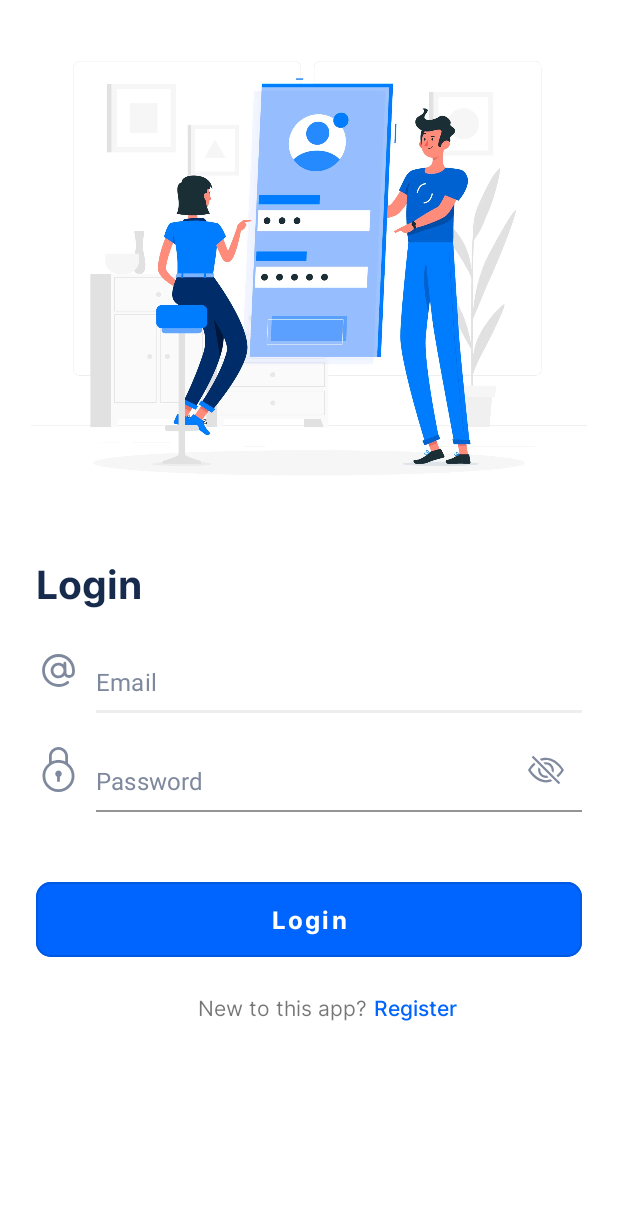
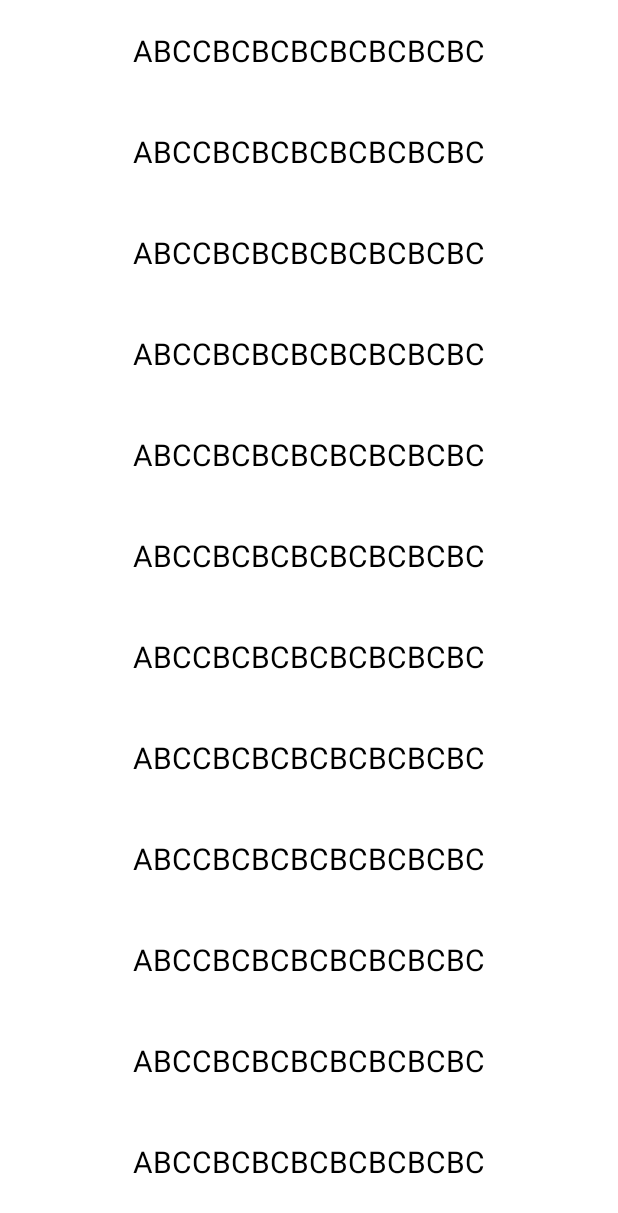
Before and after one commit to nguyenzye247/TrashClassificationApp, an Android app: the screen it shows after launch (SignInActivity before the commit, TestActivity after it), on a phone screen of 412 x 824 dp. Shown: the top 1213 px of the screen. Run offline under Robolectric (Android 15) with nearby library versions, the phone set to English and light mode, and no system bars; our stand-ins replace RxJava.

Commit message:
feat: test flow

```diff
--- a/app/src/main/java/com/dut/trashdetect/base/ViewModelProviderFactory.kt
+++ b/app/src/main/java/com/dut/trashdetect/base/ViewModelProviderFactory.kt
@@ -2,12 +2,15 @@ package com.dut.trashdetect.base
 
 import androidx.lifecycle.ViewModel
 import androidx.lifecycle.ViewModelProvider
+import com.dut.trashdetect.ui.test.TestViewModel
 
 class ViewModelProviderFactory(private val input: BaseInput) : ViewModelProvider.Factory {
 
     override fun <T : ViewModel> create(modelClass: Class<T>): T {
         when {
-
+            modelClass.isAssignableFrom(TestViewModel::class.java) -> {
+                return TestViewModel(input as BaseInput.NoInput) as T
+            }
         }
         throw IllegalArgumentException("Unknown ViewModel class: " + modelClass.name)
     }
--- a/app/src/main/java/com/dut/trashdetect/ui/main/ResultBottomSheet.kt
+++ b/app/src/main/java/com/dut/trashdetect/ui/main/ResultBottomSheet.kt
@@ -7,6 +7,7 @@ import android.view.LayoutInflater
 import android.view.View
 import android.view.ViewGroup
 import android.view.WindowManager
+import android.widget.FrameLayout
 import androidx.recyclerview.widget.LinearLayoutManager
 import com.dut.trashdetect.databinding.BottomSheetResultBinding
 import com.dut.trashdetect.model.Result
@@ -48,12 +49,11 @@ class ResultBottomSheet(
     }
 
     private fun initViews() {
-        dialog?.window?.apply {
-            setBackgroundDrawable(ColorDrawable(Color.TRANSPARENT))
-            setLayout(
-                WindowManager.LayoutParams.MATCH_PARENT,
-                WindowManager.LayoutParams.WRAP_CONTENT,
-            )
+        dialog?.setOnShowListener {
+            val bottomSheet =
+                dialog?.findViewById<View>(com.google.android.material.R.id.design_bottom_sheet) as FrameLayout
+            BottomSheetBehavior.from(bottomSheet).state = BottomSheetBehavior.STATE_EXPANDED
+            (binding.root.parent as View).setBackgroundColor(Color.TRANSPARENT)
         }
         binding.apply {
             val results = arrayListOf<Result>()
--- /dev/null
+++ b/app/src/main/java/com/dut/trashdetect/ui/test/TestActivity.kt
@@ -0,0 +1,35 @@
+package com.dut.trashdetect.ui.test
+
+import android.util.Log
+import androidx.activity.viewModels
+import androidx.lifecycle.Lifecycle
+import androidx.lifecycle.lifecycleScope
+import androidx.lifecycle.repeatOnLifecycle
+import com.dut.trashdetect.base.BaseActivity
+import com.dut.trashdetect.base.BaseInput
+import com.dut.trashdetect.base.ViewModelProviderFactory
+import com.dut.trashdetect.databinding.TestLayoutBinding
+import kotlinx.coroutines.launch
+
+class TestActivity: BaseActivity<TestLayoutBinding, TestViewModel>() {
+    override fun getLazyBinding() = lazy { TestLayoutBinding.inflate(layoutInflater) }
+
+    override fun getLazyViewModel() = viewModels<TestViewModel> {
+        ViewModelProviderFactory(BaseInput.NoInput)
+    }
+
+    override fun setupInit() {
+        binding.scrollView.viewTreeObserver.addOnScrollChangedListener {
+            val enableSwipeToRefresh = binding.scrollView.scrollY != 0
+            viewModel.stateFlowSwipeEnabled.value = !enableSwipeToRefresh
+        }
+
+        lifecycleScope.launch {
+            repeatOnLifecycle(Lifecycle.State.STARTED) {
+                viewModel.stateFlowSwipeEnabled.collect { enableSwipeToRefresh ->
+                    Log.d("TEST1", "enableSwipeToRefresh: ${enableSwipeToRefresh}")
+                }
+            }
+        }
+    }
+}
--- /dev/null
+++ b/app/src/main/java/com/dut/trashdetect/ui/test/TestViewModel.kt
@@ -0,0 +1,9 @@
+package com.dut.trashdetect.ui.test
+
+import com.dut.trashdetect.base.BaseInput
+import com.dut.trashdetect.base.BaseViewModel
+import kotlinx.coroutines.flow.MutableStateFlow
+
+class TestViewModel(val input: BaseInput.NoInput): BaseViewModel(input) {
+    val stateFlowSwipeEnabled: MutableStateFlow<Boolean> = MutableStateFlow(true)
+}
--- /dev/null
+++ b/app/src/main/res/drawable/bg_bottomsheet.xml
@@ -0,0 +1,7 @@
+<?xml version="1.0" encoding="utf-8"?>
+<shape xmlns:android="http://schemas.android.com/apk/res/android"
+    android:shape="rectangle"
+    >
+    <solid android:color="@color/white"/>
+    <corners android:topRightRadius="12dp" android:topLeftRadius="12dp"/>
+</shape>
--- a/app/src/main/res/layout/bottom_sheet_result.xml
+++ b/app/src/main/res/layout/bottom_sheet_result.xml
@@ -3,7 +3,9 @@
     xmlns:app="http://schemas.android.com/apk/res-auto"
     android:id="@+id/cs_bottom_sheet"
     android:layout_width="match_parent"
-    android:layout_height="match_parent">
+    android:layout_height="match_parent"
+    android:background="@drawable/bg_bottomsheet"
+    >
 
     <ImageButton
         android:id="@+id/btn_close"
--- /dev/null
+++ b/app/src/main/res/layout/test_layout.xml
@@ -0,0 +1,245 @@
+<?xml version="1.0" encoding="utf-8"?>
+<FrameLayout xmlns:android="http://schemas.android.com/apk/res/android"
+    android:layout_width="match_parent"
+    android:layout_height="match_parent">
+
+    <androidx.core.widget.NestedScrollView
+        android:id="@+id/scrollView"
+        android:layout_width="match_parent"
+        android:layout_height="match_parent">
+
+        <LinearLayout
+            android:layout_width="match_parent"
+            android:orientation="vertical"
+            android:layout_height="wrap_content">
+
+            <TextView
+                android:textSize="20sp"
+                android:textColor="@color/black"
+                android:text="ABCCBCBCBCBCBCBCBC"
+                android:gravity="center"
+                android:paddingVertical="20dp"
+                android:layout_width="match_parent"
+                android:layout_height="wrap_content"/>
+
+            <TextView
+                android:textSize="20sp"
+                android:textColor="@color/black"
+                android:text="ABCCBCBCBCBCBCBCBC"
+                android:gravity="center"
+                android:paddingVertical="20dp"
+                android:layout_width="match_parent"
+                android:layout_height="wrap_content"/>
+
+            <TextView
+                android:textSize="20sp"
+                android:textColor="@color/black"
+                android:text="ABCCBCBCBCBCBCBCBC"
+                android:gravity="center"
+                android:paddingVertical="20dp"
+                android:layout_width="match_parent"
+                android:layout_height="wrap_content"/>
+
+            <TextView
+                android:textSize="20sp"
+                android:textColor="@color/black"
+                android:text="ABCCBCBCBCBCBCBCBC"
+                android:gravity="center"
+                android:paddingVertical="20dp"
+                android:layout_width="match_parent"
+                android:layout_height="wrap_content"/>
+
+            <TextView
+                android:textSize="20sp"
+                android:textColor="@color/black"
+                android:text="ABCCBCBCBCBCBCBCBC"
+                android:gravity="center"
+                android:paddingVertical="20dp"
+                android:layout_width="match_parent"
+                android:layout_height="wrap_content"/>
+
+            <TextView
+                android:textSize="20sp"
+                android:textColor="@color/black"
+                android:text="ABCCBCBCBCBCBCBCBC"
+                android:gravity="center"
+                android:paddingVertical="20dp"
+                android:layout_width="match_parent"
+                android:layout_height="wrap_content"/>
+
+            <TextView
+                android:textSize="20sp"
+                android:textColor="@color/black"
+                android:text="ABCCBCBCBCBCBCBCBC"
+                android:gravity="center"
+                android:paddingVertical="20dp"
+                android:layout_width="match_parent"
+                android:layout_height="wrap_content"/>
+
+            <TextView
+                android:textSize="20sp"
+                android:textColor="@color/black"
+                android:text="ABCCBCBCBCBCBCBCBC"
+                android:gravity="center"
+                android:paddingVertical="20dp"
+                android:layout_width="match_parent"
+                android:layout_height="wrap_content"/>
+
+            <TextView
+                android:textSize="20sp"
+                android:textColor="@color/black"
+                android:text="ABCCBCBCBCBCBCBCBC"
+                android:gravity="center"
+                android:paddingVertical="20dp"
+                android:layout_width="match_parent"
+                android:layout_height="wrap_content"/>
+
+            <TextView
+                android:textSize="20sp"
+                android:textColor="@color/black"
+                android:text="ABCCBCBCBCBCBCBCBC"
+                android:gravity="center"
+                android:paddingVertical="20dp"
+                android:layout_width="match_parent"
+                android:layout_height="wrap_content"/>
+
+            <TextView
+                android:textSize="20sp"
+                android:textColor="@color/black"
+                android:text="ABCCBCBCBCBCBCBCBC"
+                android:gravity="center"
+                android:paddingVertical="20dp"
+                android:layout_width="match_parent"
+                android:layout_height="wrap_content"/>
+
+            <TextView
+                android:textSize="20sp"
+                android:textColor="@color/black"
+                android:text="ABCCBCBCBCBCBCBCBC"
+                android:gravity="center"
+                android:paddingVertical="20dp"
+                android:layout_width="match_parent"
+                android:layout_height="wrap_content"/>
+
+            <TextView
+                android:textSize="20sp"
+                android:textColor="@color/black"
+                android:text="ABCCBCBCBCBCBCBCBC"
+                android:gravity="center"
+                android:paddingVertical="20dp"
+                android:layout_width="match_parent"
+                android:layout_height="wrap_content"/>
+
+            <TextView
+                android:textSize="20sp"
+                android:textColor="@color/black"
+                android:text="ABCCBCBCBCBCBCBCBC"
+                android:gravity="center"
+                android:paddingVertical="20dp"
+                android:layout_width="match_parent"
+                android:layout_height="wrap_content"/>
+
+            <TextView
+                android:textSize="20sp"
+                android:textColor="@color/black"
+                android:text="ABCCBCBCBCBCBCBCBC"
+                android:gravity="center"
+                android:paddingVertical="20dp"
+                android:layout_width="match_parent"
+                android:layout_height="wrap_content"/>
+
+            <TextView
+                android:textSize="20sp"
+                android:textColor="@color/black"
+                android:text="ABCCBCBCBCBCBCBCBC"
+                android:gravity="center"
+                android:paddingVertical="20dp"
+                android:layout_width="match_parent"
+                android:layout_height="wrap_content"/>
+
+            <TextView
+                android:textSize="20sp"
+                android:textColor="@color/black"
+                android:text="ABCCBCBCBCBCBCBCBC"
+                android:gravity="center"
+                android:paddingVertical="20dp"
+                android:layout_width="match_parent"
+                android:layout_height="wrap_content"/>
+
+            <TextView
+                android:textSize="20sp"
+                android:textColor="@color/black"
+                android:text="ABCCBCBCBCBCBCBCBC"
+                android:gravity="center"
+                android:paddingVertical="20dp"
+                android:layout_width="match_parent"
+                android:layout_height="wrap_content"/>
+
+            <TextView
+                android:textSize="20sp"
+                android:textColor="@color/black"
+                android:text="ABCCBCBCBCBCBCBCBC"
+                android:gravity="center"
+                android:paddingVertical="20dp"
+                android:layout_width="match_parent"
+                android:layout_height="wrap_content"/>
+
+            <TextView
+                android:textSize="20sp"
+                android:textColor="@color/black"
+                android:text="ABCCBCBCBCBCBCBCBC"
+                android:gravity="center"
+                android:paddingVertical="20dp"
+                android:layout_width="match_parent"
+                android:layout_height="wrap_content"/>
+
+            <TextView
+                android:textSize="20sp"
+                android:textColor="@color/black"
+                android:text="ABCCBCBCBCBCBCBCBC"
+                android:gravity="center"
+                android:paddingVertical="20dp"
+                android:layout_width="match_parent"
+                android:layout_height="wrap_content"/>
+
+            <TextView
+                android:textSize="20sp"
+                android:textColor="@color/black"
+                android:text="ABCCBCBCBCBCBCBCBC"
+                android:gravity="center"
+                android:paddingVertical="20dp"
+                android:layout_width="match_parent"
+                android:layout_height="wrap_content"/>
+
+            <TextView
+                android:textSize="20sp"
+                android:textColor="@color/black"
+                android:text="ABCCBCBCBCBCBCBCBC"
+                android:gravity="center"
+                android:paddingVertical="20dp"
+                android:layout_width="match_parent"
+                android:layout_height="wrap_content"/>
+
+            <TextView
+                android:textSize="20sp"
+                android:textColor="@color/black"
+                android:text="ABCCBCBCBCBCBCBCBC"
+                android:gravity="center"
+                android:paddingVertical="20dp"
+                android:layout_width="match_parent"
+                android:layout_height="wrap_content"/>
+
+            <TextView
+                android:textSize="20sp"
+                android:textColor="@color/black"
+                android:text="ABCCBCBCBCBCBCBCBC"
+                android:gravity="center"
+                android:paddingVertical="20dp"
+                android:layout_width="match_parent"
+                android:layout_height="wrap_content"/>
+
+        </LinearLayout>
+
+    </androidx.core.widget.NestedScrollView>
+
+</FrameLayout>
```
Also changed, not shown: app/src/main/AndroidManifest.xml (+13 -8 lines).
